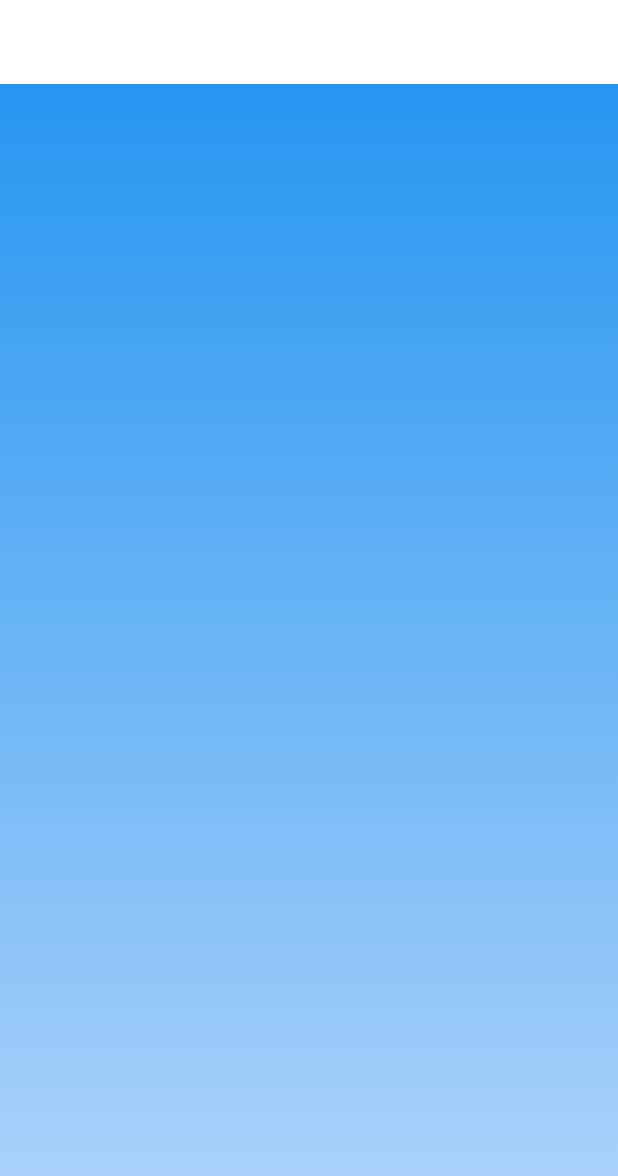
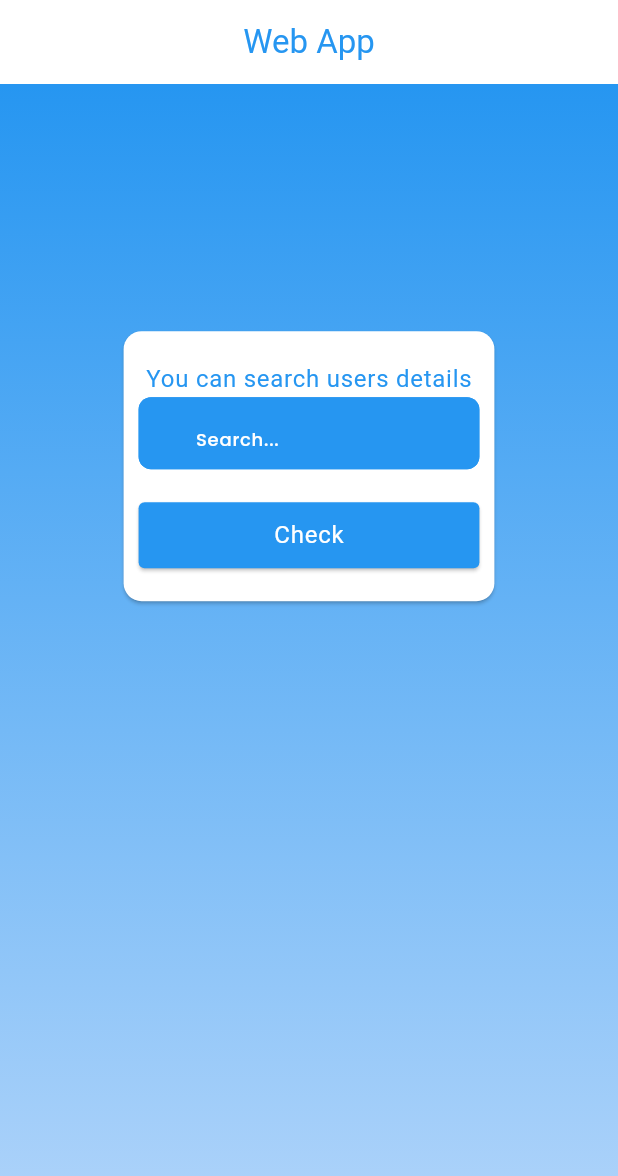
Before and after one commit to manojbhatta500/course_study, a Flutter app: the screen it shows after launch, on a phone screen of 412 x 824 dp. Shown: the top 1176 px of the screen. Run offline on Flutter 3.47's test engine with Material 3 defaults, Android fonts, the phone set to English and light mode, and no system bars; our stand-ins replace google_fonts.

Commit message:
user side complete

```diff
--- a/lib/feature/user/user_screen/user_screen.dart
+++ b/lib/feature/user/user_screen/user_screen.dart
@@ -1,5 +1,10 @@
+import 'package:coursestudy/feature/user/user_screen/user_details.dart';
 import 'package:coursestudy/util/my_strings.dart';
+import 'package:coursestudy/util/theme.dart';
 import 'package:flutter/material.dart';
+
+import '../../../util/custom_button.dart';
+import '../../../util/custom_text_form_field.dart';
 
 class UserScreen extends StatefulWidget {
   const UserScreen({super.key});
@@ -15,8 +20,8 @@ class _UserScreenState extends State<UserScreen> {
     double width = MediaQuery.of(context).size.width;
     return Scaffold(
       appBar: AppBar(
-          //title: const Text(MyStrings.appName),
-          ),
+        title: const Text(MyStrings.appName),
+      ),
       body: Container(
         height: height,
         width: width,
@@ -26,6 +31,76 @@ class _UserScreenState extends State<UserScreen> {
           end: Alignment.bottomCenter,
           colors: [Color(0xff2696f1), Color(0x5b2696f1)],
         )),
+        child: SingleChildScrollView(
+          child: Column(
+            mainAxisSize: MainAxisSize.min,
+            children: [
+              Card(
+                margin: EdgeInsetsDirectional.symmetric(
+                    horizontal: width * 0.2, vertical: height * 0.2),
+                color: secondaryColor,
+                child: Padding(
+                  padding:
+                      const EdgeInsets.symmetric(horizontal: 10, vertical: 20),
+                  child: SingleChildScrollView(
+                    child: Column(
+                      mainAxisAlignment: MainAxisAlignment.start,
+                      mainAxisSize: MainAxisSize.min,
+                      children: [
+                        Text(
+                          "You can search users details",
+                          style: Theme.of(context)
+                              .textTheme
+                              .bodyLarge!
+                              .copyWith(color: primaryColor),
+                        ),
+                        const CustomTextFormField(
+                          hintText: "Search...",
+                          prefixIcon: Icon(
+                            Icons.search,
+                            color: secondaryColor,
+                          ),
+                          fillColor: primaryColor,
+                          keyBoardType: TextInputType.text,
+                        ),
+                        const SizedBox(
+                          height: 20,
+                        ),
+                        // const CustomButton(
+                        //   backgroundColor: primaryColor,
+                        //   buttonName: "Check",
+                        //   // textColor: Colors.white,
+                        // ),
+
+                        ElevatedButton(
+                          onPressed: () {
+                            Navigator.of(context).push(MaterialPageRoute(
+                                builder: (context) => const UserDetails()));
+                          },
+                          style: ElevatedButton.styleFrom(
+                            backgroundColor: primaryColor,
+                            minimumSize:
+                                Size(MediaQuery.of(context).size.width, 44),
+                            shape: RoundedRectangleBorder(
+                              borderRadius: BorderRadius.circular(4),
+                            ),
+                          ),
+                          child: Text(
+                            "Check",
+                            style: Theme.of(context)
+                                .textTheme
+                                .bodyLarge!
+                                .copyWith(color: Colors.white),
+                          ),
+                        ),
+                      ],
+                    ),
+                  ),
+                ),
+              ),
+            ],
+          ),
+        ),
       ),
     );
   }
--- a/lib/util/custom_text_form_field.dart
+++ b/lib/util/custom_text_form_field.dart
@@ -1,7 +1,6 @@
 import 'package:coursestudy/util/theme.dart';
 import 'package:flutter/material.dart';
 import 'package:flutter/services.dart';
-
 
 class CustomTextFormField extends StatelessWidget {
   final String? hintText;
@@ -36,7 +35,7 @@ class CustomTextFormField extends StatelessWidget {
   @override
   Widget build(BuildContext context) {
     return TextFormField(
-      cursorColor: Colors.black38,
+      cursorColor: secondaryColor,
       obscureText: obscure,
       style: lightTheme(context).textTheme.labelLarge,
       keyboardType: keyboardType,
@@ -49,14 +48,16 @@ class CustomTextFormField extends StatelessWidget {
         alignLabelWithHint: true,
         filled: true,
         //fillColor: fillColor,
-        fillColor: const Color(0xFFD9D9D9),
-        contentPadding: const EdgeInsets.symmetric(horizontal: 10.0),
+        fillColor: primaryColor,
+        contentPadding:
+            const EdgeInsets.symmetric(horizontal: 10.0, vertical: 0),
         hintText: hintText,
-        hintStyle: lightTheme(context).textTheme.labelMedium,
+        hintStyle: lightTheme(context)
+            .textTheme
+            .labelMedium!
+            .copyWith(color: secondaryColor),
 
         enabled: true,
-
-
       ),
       autovalidateMode: AutovalidateMode.onUserInteraction,
       validator: validator,
--- a/lib/util/theme.dart
+++ b/lib/util/theme.dart
@@ -1,7 +1,6 @@
 import 'package:coursestudy/util/size.dart';
 import 'package:flutter/material.dart';
 import 'package:google_fonts/google_fonts.dart';
-
 
 const primaryColor = Color(0xff2696F1);
 const Color secondaryColor = Color(0xffFFFFFF);
@@ -43,7 +42,7 @@ ThemeData lightTheme(BuildContext context) {
       enabledBorder: OutlineInputBorder(
         borderSide: BorderSide(
           width: SizeConfig.screenHeight! * 0.01,
-          color: const Color(0xFFD9D9D9),
+          color: const Color(0xff2696F1),
           //color: primaryColor,
         ),
         borderRadius: BorderRadius.circular(
@@ -53,7 +52,7 @@ ThemeData lightTheme(BuildContext context) {
       focusedBorder: OutlineInputBorder(
           borderSide: BorderSide(
             width: SizeConfig.screenHeight! * 0.01,
-            color: textFormColor,
+            color: primaryColor,
             //color: Theme.of(context).disabledColor,
           ),
           borderRadius: BorderRadius.circular(
```
Also changed, not shown: lib/feature/user/user_screen/user_details.dart (added, +134 -0 lines), lib/util/custom_button.dart (added, +34 -0 lines).
